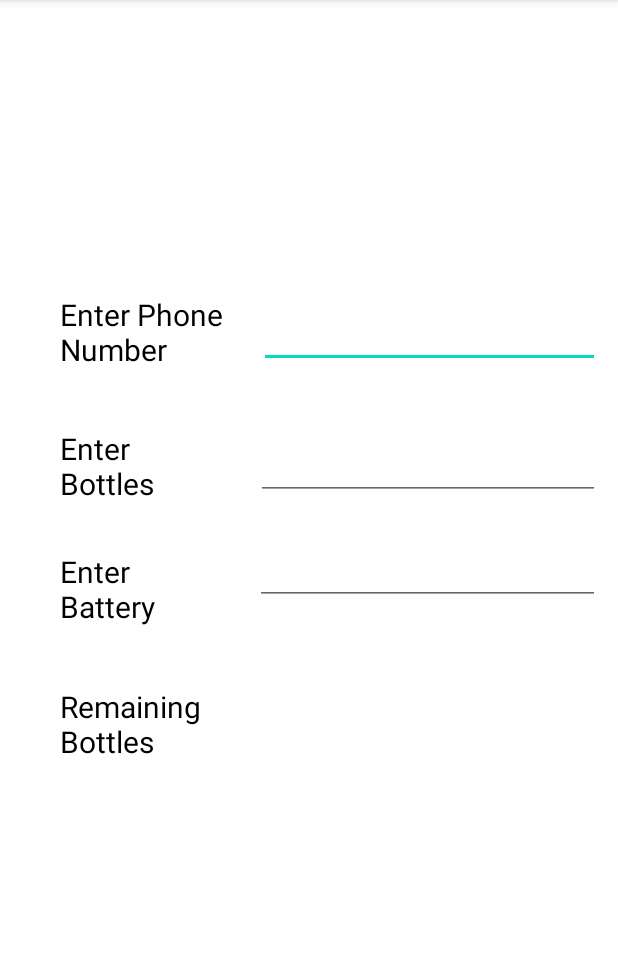
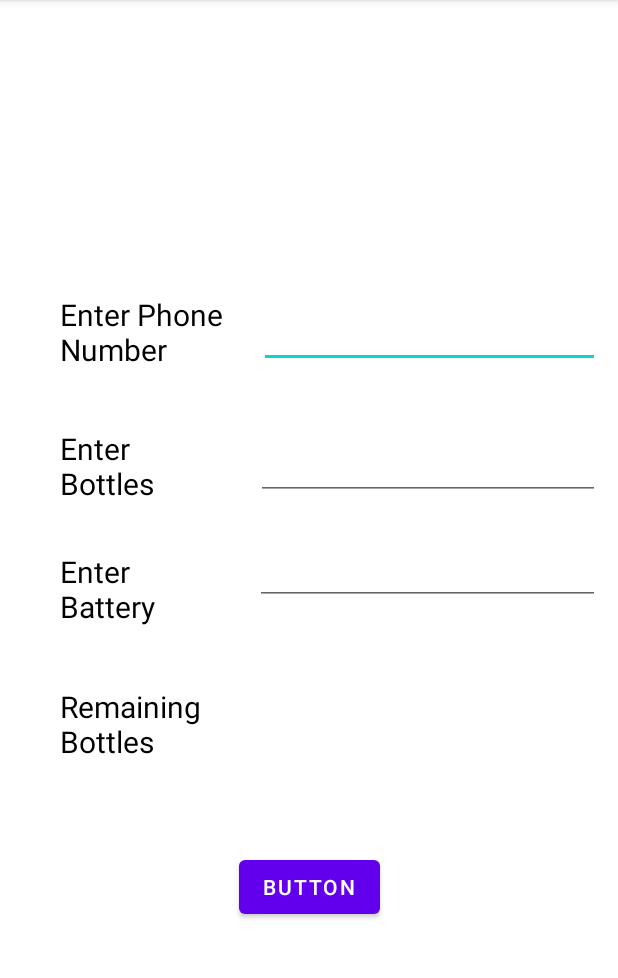
Before and after one commit to shehancg/datasendv2, an Android app: the screen it shows after launch (MainActivity), on a phone screen of 412 x 824 dp, the part 84-1062 px from its top. Run offline under Robolectric (Android 15) with nearby library versions, the phone set to English and light mode, and no system bars.

```diff
--- a/app/src/main/AndroidManifest.xml
+++ b/app/src/main/AndroidManifest.xml
@@ -1,14 +1,15 @@
 <?xml version="1.0" encoding="utf-8"?>
 <manifest xmlns:android="http://schemas.android.com/apk/res/android"
     package="com.example.datasendv2">
-
+    <uses-permission android:name="android.permission.INTERNET" />
     <application
         android:allowBackup="true"
         android:icon="@mipmap/ic_launcher"
         android:label="@string/app_name"
         android:roundIcon="@mipmap/ic_launcher_round"
         android:supportsRtl="true"
-        android:theme="@style/Theme.Datasendv2">
+        android:theme="@style/Theme.Datasendv2"
+        android:usesCleartextTraffic="true">
         <activity
             android:name=".MainActivity"
             android:exported="true">
--- a/app/src/main/java/com/example/datasendv2/MainActivity.java
+++ b/app/src/main/java/com/example/datasendv2/MainActivity.java
@@ -3,12 +3,27 @@ package com.example.datasendv2;
 import androidx.appcompat.app.AppCompatActivity;
 
 import android.os.Bundle;
+import android.widget.EditText;
+import android.view.View;
 
 public class MainActivity extends AppCompatActivity {
-
+    EditText phno,bot,bat;
     @Override
     protected void onCreate(Bundle savedInstanceState) {
         super.onCreate(savedInstanceState);
         setContentView(R.layout.activity_main);
+
+        phno = (EditText) findViewById( R.id.phoneno);
+        bot = (EditText) findViewById(R.id.bottles);
+        bat = (EditText) findViewById(R.id.battery);
+    }
+
+    public void loginBtn(View view) {
+        String phoneN = phno.getText().toString();
+        String bottel = bot.getText().toString();
+        String battery = bat.getText().toString();
+
+        background bg = new background(this);
+        bg.execute(phoneN,bottel,battery);
     }
 }
--- a/app/src/main/res/layout/activity_main.xml
+++ b/app/src/main/res/layout/activity_main.xml
@@ -87,4 +87,17 @@
         android:textColor="@color/black"
         app:layout_constraintStart_toStartOf="parent"
         app:layout_constraintTop_toBottomOf="@+id/textView3" />
+
+    <Button
+        android:id="@+id/btn1"
+        android:layout_width="wrap_content"
+        android:layout_height="wrap_content"
+        android:layout_marginTop="60dp"
+        android:text="Button"
+        app:layout_constraintEnd_toEndOf="parent"
+        app:layout_constraintStart_toStartOf="parent"
+        app:layout_constraintTop_toBottomOf="@+id/textView4"
+        android:onClick="loginBtn" />
+
+
 </androidx.constraintlayout.widget.ConstraintLayout>
```
Also changed, not shown: app/src/main/java/com/example/datasendv2/background.java (added, +95 -0 lines).
